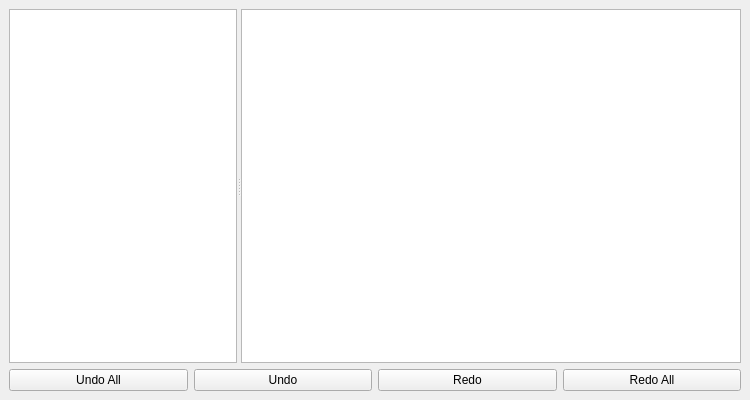
Above: src/Interface/Application/HistoryWindow.ui from SCIInstitute/SCIRun before the change. Below: the same form after it.
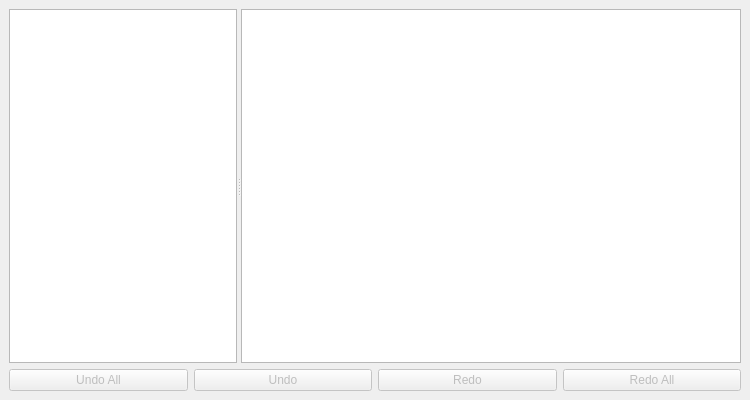
That is the form after the change.

Commit message: Types for commands, history items, etc.

Patch:
```diff
--- a/src/Interface/Application/HistoryWindow.ui
+++ b/src/Interface/Application/HistoryWindow.ui
@@ -62,6 +62,9 @@
      <layout class="QHBoxLayout" name="horizontalLayout">
       <item>
        <widget class="QPushButton" name="undoAllButton_">
+        <property name="enabled">
+         <bool>false</bool>
+        </property>
         <property name="text">
          <string>Undo All</string>
         </property>
@@ -69,6 +72,9 @@
       </item>
       <item>
        <widget class="QPushButton" name="undoButton_">
+        <property name="enabled">
+         <bool>false</bool>
+        </property>
         <property name="text">
          <string>Undo</string>
         </property>
@@ -76,6 +82,9 @@
       </item>
       <item>
        <widget class="QPushButton" name="redoButton_">
+        <property name="enabled">
+         <bool>false</bool>
+        </property>
         <property name="text">
          <string>Redo</string>
         </property>
@@ -83,6 +92,9 @@
       </item>
       <item>
        <widget class="QPushButton" name="redoAllButton_">
+        <property name="enabled">
+         <bool>false</bool>
+        </property>
         <property name="text">
          <string>Redo All</string>
         </property>
```
The commit also changes 23 other files.
